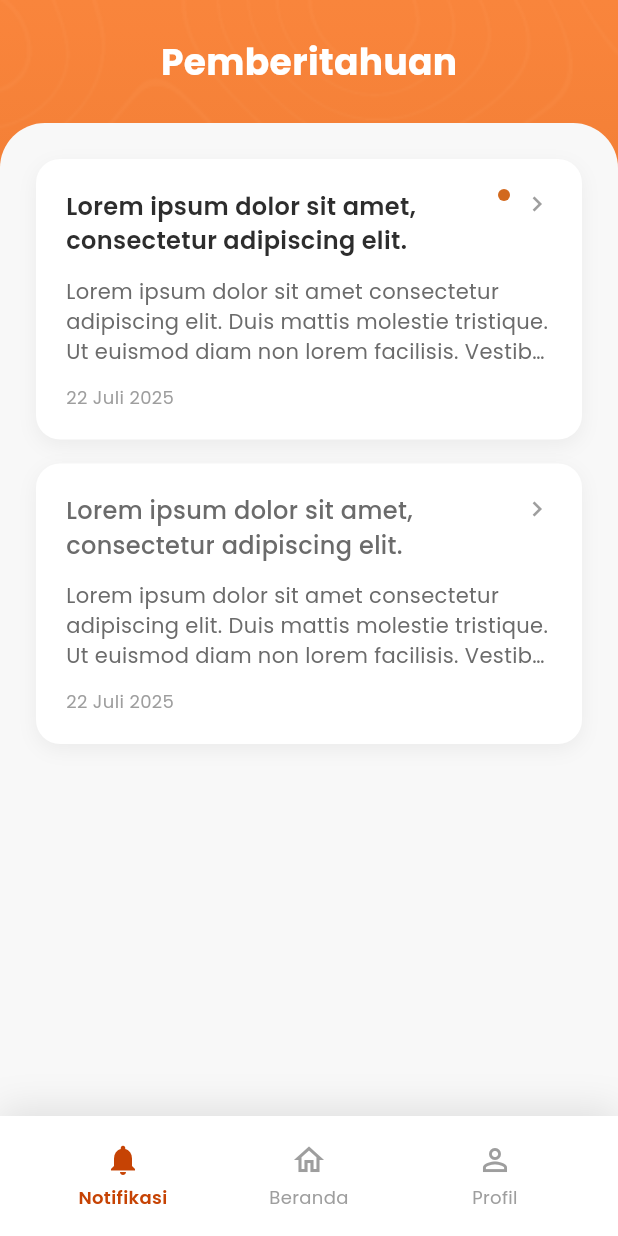
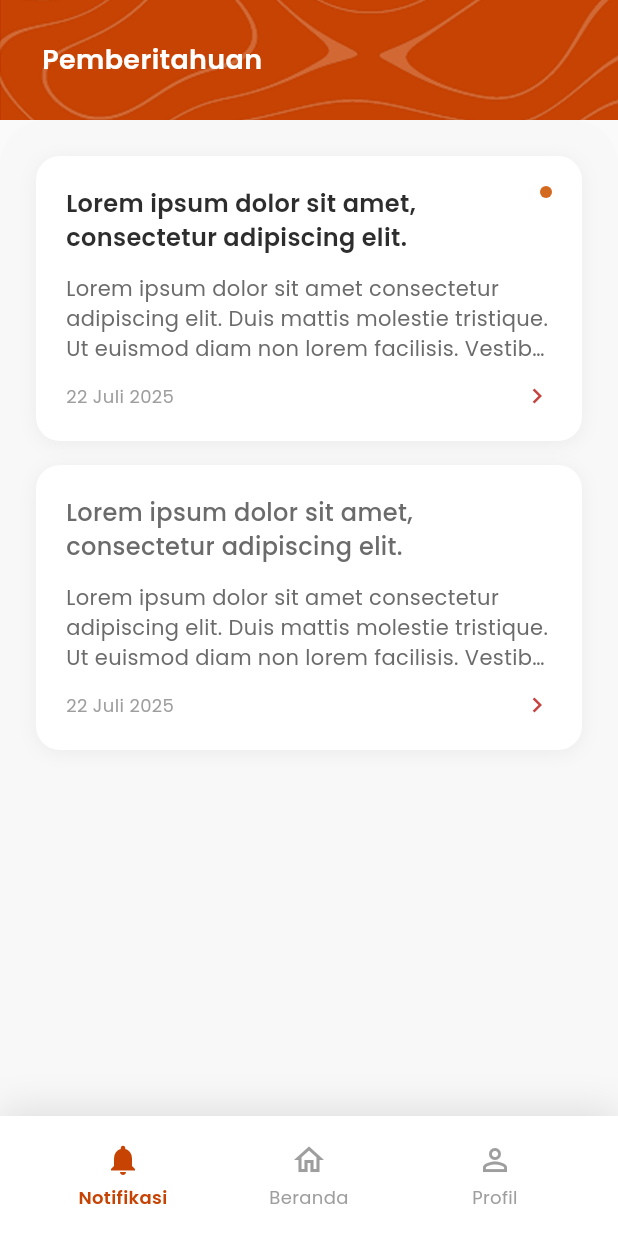
Before and after one commit to fairuzzkii/simpeg_mobile_mascitra, a Flutter app: the NotificationPage screen opened directly, on a phone screen of 412 x 824 dp. Run offline on Flutter 3.47's test engine with Material 3 defaults, Android fonts, the phone set to English and light mode, and no system bars; our stand-ins replace dotted_border, table_calendar.

Commit message:
notification update

```diff
--- a/lib/pages/notificationPage/notificationPage.dart
+++ b/lib/pages/notificationPage/notificationPage.dart
@@ -22,49 +22,40 @@ class NotificationPage extends StatelessWidget {
     ];
 
     return Scaffold(
-      body: Container(
-        width: double.infinity,
-        height: double.infinity,
-        decoration: const BoxDecoration(
-          gradient: LinearGradient(
-            begin: Alignment.topCenter,
-            end: Alignment.bottomCenter,
-            colors: [
-              Color(0xFFFF8C42),
-              Color(0xFFD2691E),
+      body: Column(
+        children: [
+          Container(
+            height: MediaQuery.of(context).padding.top + 80,
+            decoration: BoxDecoration(
+              image: DecorationImage(
+                image: AssetImage('assets/images/Grey.png'),
+                fit: BoxFit.cover,
+              ),
+            ),
+            child: SafeArea(
+              child: Padding(
+                padding: EdgeInsets.symmetric(horizontal: 16),
+                child: Row(
+                  children: [
+                    SizedBox(width: 12),
+                    Text(
+                      'Pemberitahuan',
+                      style: TextStyle(
+                        color: Colors.white,
+                        fontSize: 18,
+                        fontWeight: FontWeight.w600,
+                        fontFamily: 'Poppins',
+                      ),
+                    ),
                   ],
                 ),
-        ),
-        child: Stack(
-          children: [
-            // Topographic pattern background
-            Positioned.fill(
-              child: Image.asset(
-                'assets/images/topographic_pattern.png',
-                fit: BoxFit.cover,
-                opacity: const AlwaysStoppedAnimation(0.1),
-              ),
-            ),
-            SafeArea(
-              child: Column(
-                children: [
-                  // Header
-                  Container(
-                    padding: const EdgeInsets.all(24),
-                    child: const Text(
-                      'Pemberitahuan',
-                      style: TextStyle(
-                        fontSize: 24,
-                        fontWeight: FontWeight.bold,
-                        color: Colors.white,
-                        fontFamily: 'Poppins',
               ),
             ),
           ),
           Expanded(
             child: Container(
               width: double.infinity,
-                      decoration: const BoxDecoration(
+              decoration: BoxDecoration(
                 color: Color(0xFFF8F8F8),
                 borderRadius: BorderRadius.only(
                   topLeft: Radius.circular(30),
@@ -84,7 +75,6 @@ class NotificationPage extends StatelessWidget {
                       date: notification['date'],
                       isRead: notification['isRead'],
                       onTap: () {
-                                // Handle notification tap
                         _showNotificationDetail(context, notification);
                       },
                     ),
@@ -94,10 +84,6 @@ class NotificationPage extends StatelessWidget {
             ),
           ),
         ],
-              ),
-            ),
-          ],
-        ),
       ),
       bottomNavigationBar: const CustomBottomNavBar(currentIndex: 0),
     );
@@ -122,7 +108,7 @@ class NotificationPage extends StatelessWidget {
             BoxShadow(
               color: Colors.black.withOpacity(0.05),
               blurRadius: 10,
-              offset: const Offset(0, 4),
+              offset: const Offset(0, 2),
             ),
           ],
         ),
@@ -153,12 +139,6 @@ class NotificationPage extends StatelessWidget {
                       shape: BoxShape.circle,
                     ),
                   ),
-                const SizedBox(width: 8),
-                const Icon(
-                  Icons.chevron_right,
-                  color: Color(0xFF9E9E9E),
-                  size: 20,
-                ),
               ],
             ),
             const SizedBox(height: 12),
@@ -174,6 +154,9 @@ class NotificationPage extends StatelessWidget {
               overflow: TextOverflow.ellipsis,
             ),
             const SizedBox(height: 12),
+            Row(
+              mainAxisAlignment: MainAxisAlignment.spaceBetween,
+              children: [
                 Text(
                   date,
                   style: const TextStyle(
@@ -181,6 +164,13 @@ class NotificationPage extends StatelessWidget {
                     color: Color(0xFF9E9E9E),
                     fontFamily: 'Poppins',
                   ),
+                ),
+                Icon(
+                  Icons.chevron_right,
+                  color: Color(0xFFC64340),
+                  size: 20,
+                ),
+              ],
             ),
           ],
         ),
@@ -205,7 +195,6 @@ class NotificationPage extends StatelessWidget {
           ),
           child: Column(
             children: [
-              // Handle bar
               Container(
                 margin: const EdgeInsets.only(top: 12),
                 width: 40,
@@ -215,7 +204,6 @@ class NotificationPage extends StatelessWidget {
                   borderRadius: BorderRadius.circular(2),
                 ),
               ),
-              // Content
               Expanded(
                 child: Padding(
                   padding: const EdgeInsets.all(24),
```
Lines whose indentation alone changed are shown as unchanged.
